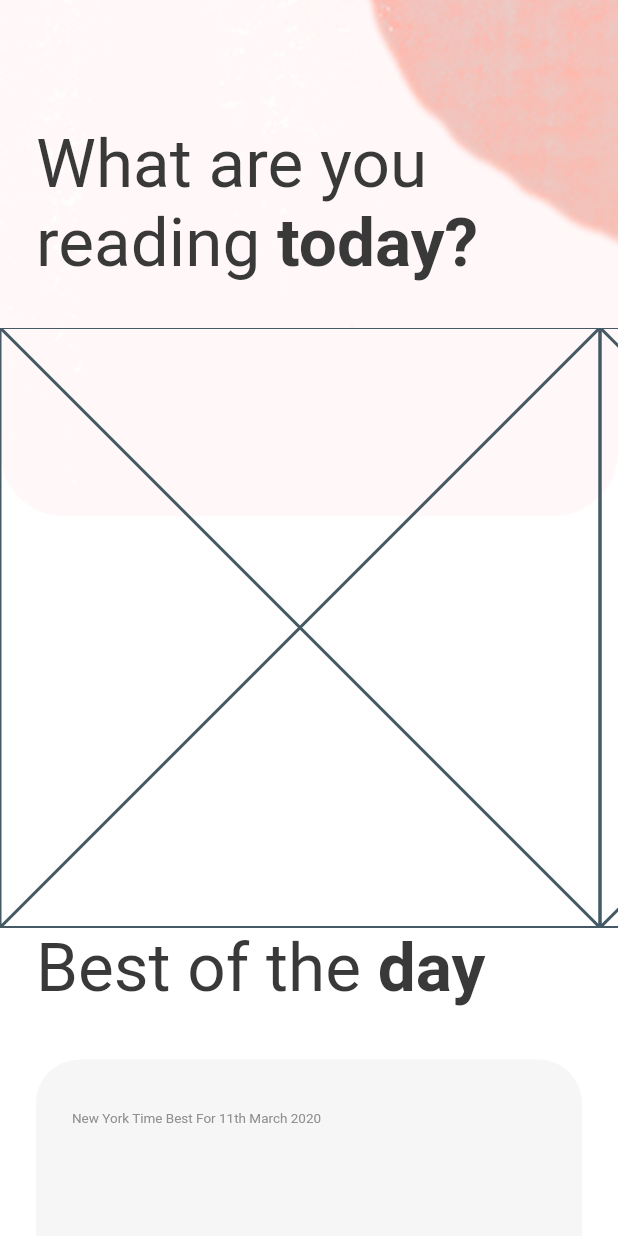
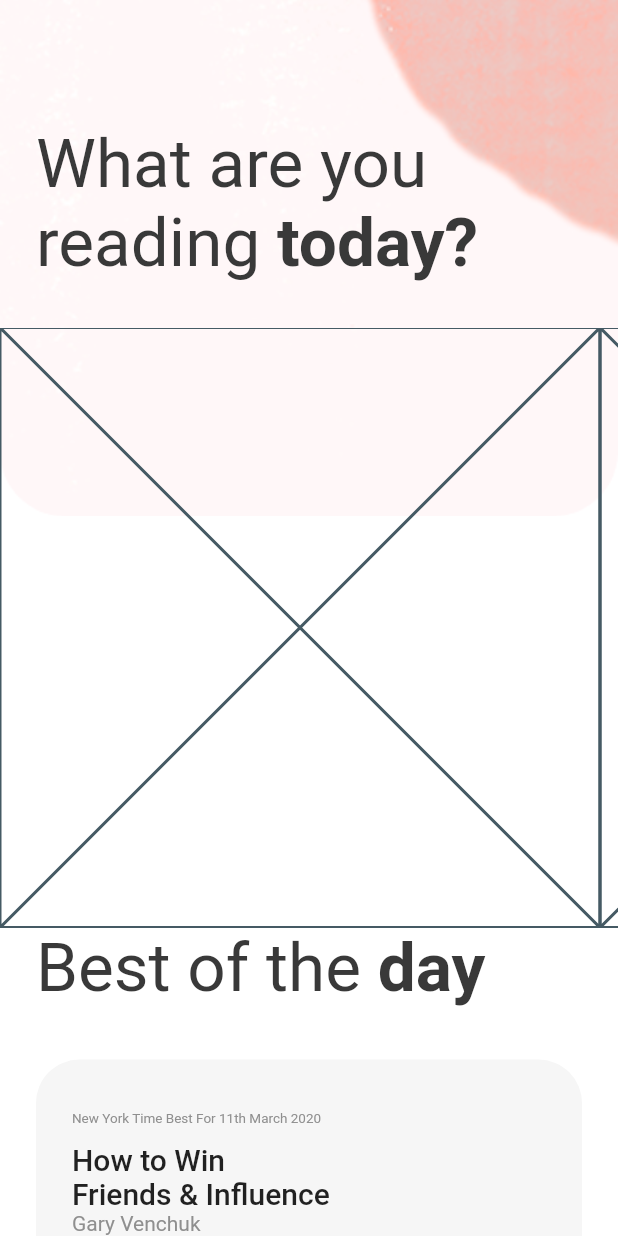
Before and after one commit to j-pcgoncalves/e_book_app, a Flutter app: the screen it shows after launch, after a tap on "Start Reading", on a phone screen of 412 x 824 dp. Run offline on Flutter 3.47's test engine with Material 2 defaults, Android fonts, the phone set to English and light mode, and no system bars.

Commit message:
create a book rating Widget

```diff
--- a/lib/screens/home_screen.dart
+++ b/lib/screens/home_screen.dart
@@ -1,4 +1,5 @@
 import 'package:e_book_app/constants.dart';
+import 'package:e_book_app/widgets/book_rating.dart';
 import 'package:e_book_app/widgets/reading_list_card.dart';
 import 'package:flutter/material.dart';
 
@@ -164,10 +165,19 @@ class HomeScreen extends StatelessWidget {
                                     ),
                                   ),
                                 ),
+                                Container(
+                                  height: 7,
+                                  width: size.width * .65,
+                                  decoration: BoxDecoration(
+                                    color: kProgressIndicator,
+                                    borderRadius: BorderRadius.circular(7),
+                                  ),
+                                ),
                               ],
                             ),
                           ),
                         ),
+                        const SizedBox(height: 40),
                       ],
                     ),
                   ),
@@ -216,7 +226,37 @@ Container bestOfTheDayCard(Size size, BuildContext context) {
                       color: kLightBlackColor,
                     ),
                   ),
-                )
+                ),
+                Text(
+                  'How to Win \nFriends & Influence',
+                  style: Theme.of(context).textTheme.titleLarge,
+                ),
+                const Text(
+                  'Gary Venchuk',
+                  style: TextStyle(color: kLightBlackColor),
+                ),
+                Padding(
+                  padding: const EdgeInsets.only(top: 10, bottom: 10.0),
+                  child: Row(
+                    children: const <Widget>[
+                      Padding(
+                        padding: EdgeInsets.only(right: 10.0),
+                        child: BookRating(score: 4.9),
+                      ),
+                      Expanded(
+                        child: Text(
+                          'When the earth was flat and everyone wanted to win the game of the best and people….',
+                          maxLines: 3,
+                          overflow: TextOverflow.ellipsis,
+                          style: TextStyle(
+                            fontSize: 10,
+                            color: kLightBlackColor,
+                          ),
+                        ),
+                      ),
+                    ],
+                  ),
+                ),
               ],
             ),
           ),
--- /dev/null
+++ b/lib/widgets/book_rating.dart
@@ -0,0 +1,21 @@
+import 'package:flutter/material.dart';
+
+class BookRating extends StatelessWidget {
+  final double score;
+
+  const BookRating({
+    Key key,
+    this.score,
+  }) : super(key: key);
+
+  @override
+  Widget build(BuildContext context) {
+    return Container(
+      padding: const EdgeInsets.symmetric(vertical: 8, horizontal: 6),
+      decoration: BoxDecoration(
+        color: Colors.white,
+        borderRadius: BorderRadius.circular(16),
+      ),
+    );
+  }
+}
```
